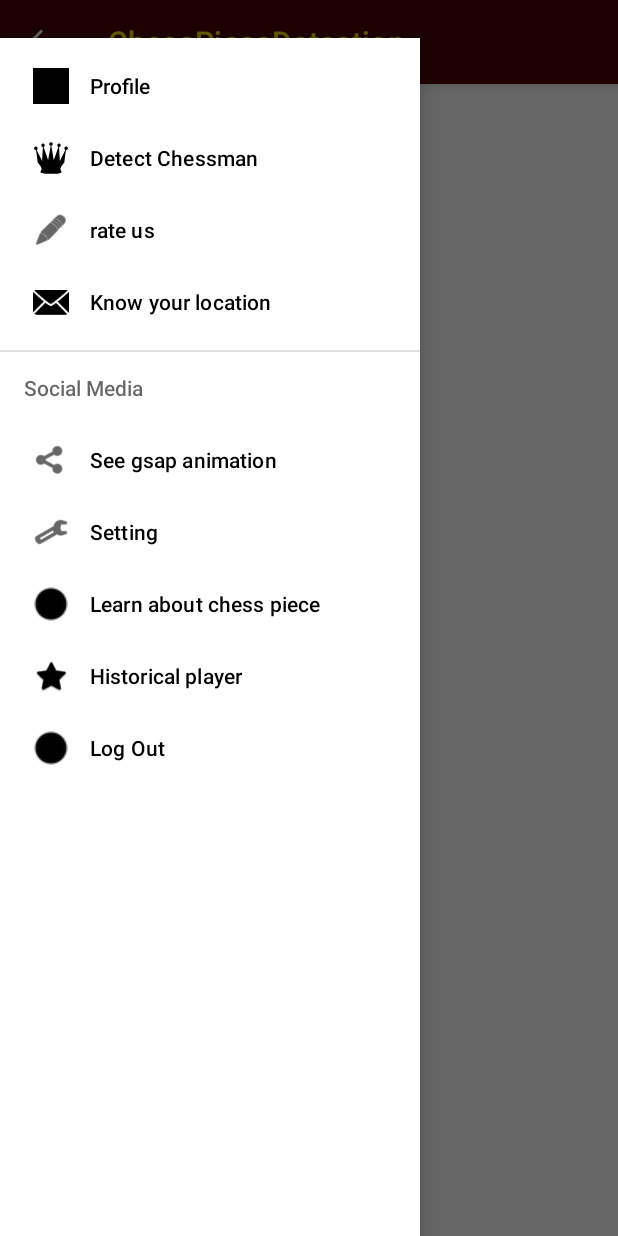
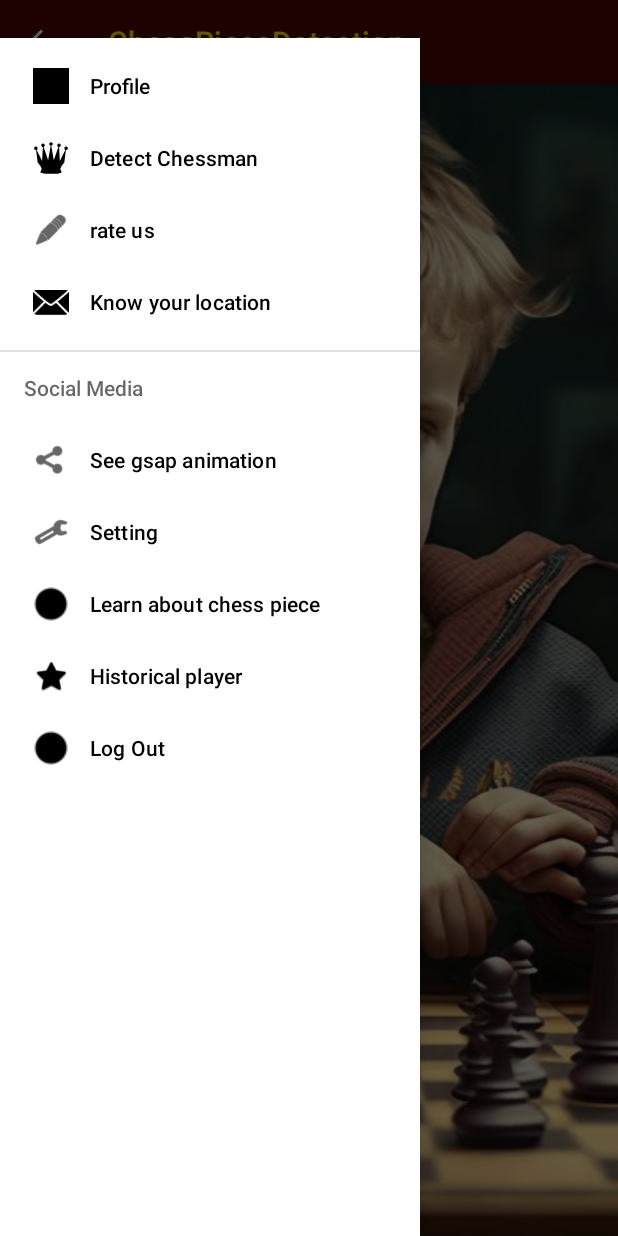
Before and after one commit to mohaimensark/ChessPieceDetection, an Android app: the LandingPage screen opened directly, with no data from a screen before it, with the side drawer open, on a phone screen of 412 x 824 dp. Run offline under Robolectric (Android 15) with nearby library versions, the phone set to English and light mode, and no system bars; our stand-ins replace CircleImageView, Firebase (no records; nobody signed in at launch, a user with empty details on screens opened directly); libraries missing offline, so code that uses them is left out: org.checkerframework.checker; Roboto replaces fonts that are not available here.

Commit message:
landingPageBackground

```diff
--- a/app/src/main/res/layout/activity_landing_page.xml
+++ b/app/src/main/res/layout/activity_landing_page.xml
@@ -8,6 +8,7 @@
     android:fitsSystemWindows="true"
     tools:openDrawer="start"
     android:layout_height="match_parent"
+    android:background="@drawable/pichhi2"
     tools:context=".LandingPage">
 
     <LinearLayout
```
